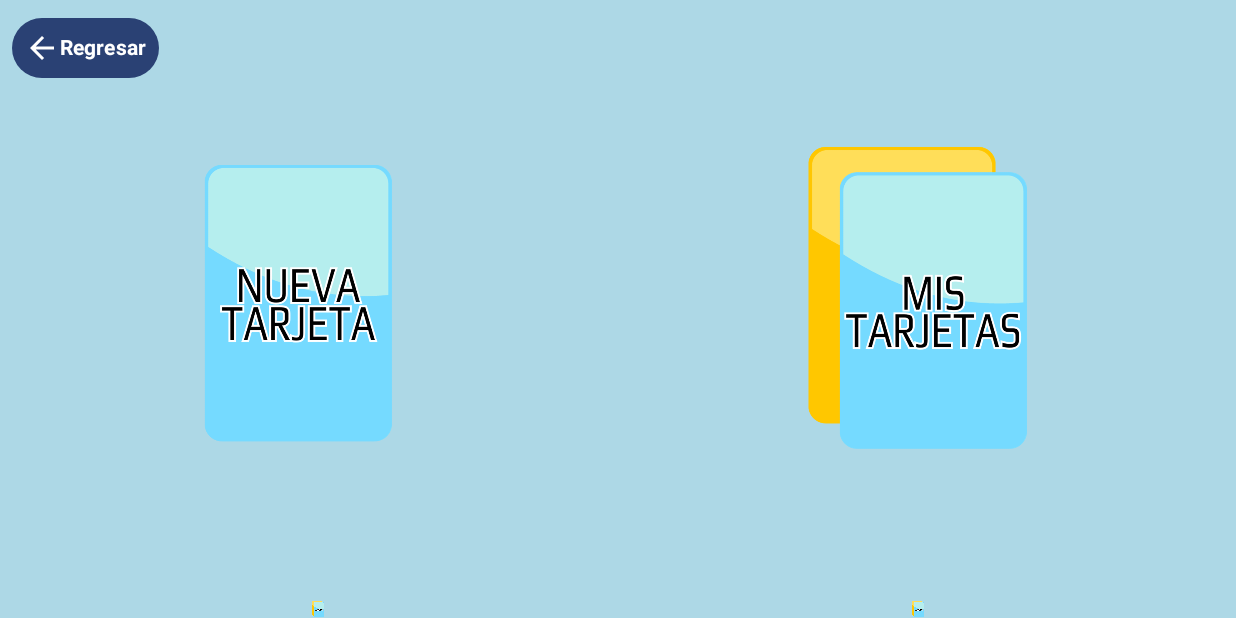
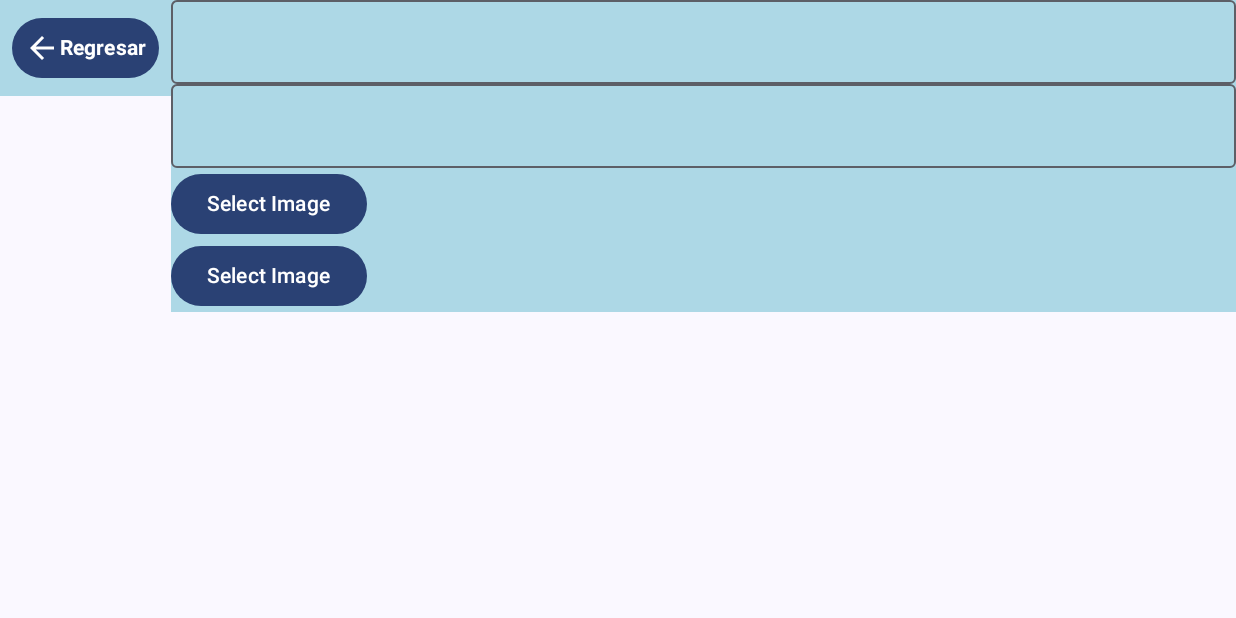
Before and after one commit to paucova/Nuevo-Amanecer-4, an Android app built with Jetpack Compose: the TarjetasScreen screen opened through its navigation route, after a tap on "Regresar", on a phone screen of 824 x 412 dp (held sideways). Run offline under Robolectric (Android 15) with nearby library versions, the phone set to English and light mode, and no system bars; our stand-ins replace Room's generated code; 1 statement that could not run was skipped.

Commit message:
Agregué la opción de subir imágenes propias

```diff
--- a/app/src/main/java/com/example/appfinal/screens/aprender/viewImages/ViewImagesScreen.kt
+++ b/app/src/main/java/com/example/appfinal/screens/aprender/viewImages/ViewImagesScreen.kt
@@ -95,7 +95,8 @@ fun ViewImagesScreen(
                             )
                         }
                         if (bitmap != null) {
-                            Box(modifier = Modifier.fillMaxSize()) {
+                            Box(modifier = Modifier.fillMaxSize()
+                                .clickable { processTTS(context, imagen.text) }) {
                                 Image(
                                     bitmap = bitmap,
                                     contentDescription = "Tarjeta"
--- a/app/src/main/java/com/example/appfinal/screens/jugar/juegos/Juego2.kt
+++ b/app/src/main/java/com/example/appfinal/screens/jugar/juegos/Juego2.kt
@@ -28,6 +28,7 @@ import androidx.compose.ui.unit.IntOffset
 import androidx.compose.ui.unit.dp
 import androidx.compose.ui.unit.sp
 import androidx.navigation.NavHostController
+import com.example.appfinal.screens.home.noRippleClickable
 import kotlin.random.Random
 
 @Composable
@@ -148,7 +149,7 @@ fun DraggableImage(image: DraggableImage, onDeleteClick: () -> Unit) {
             .size(image.radius.dp)
             .fillMaxSize()
             .background(color = image.color, shape = CircleShape)
-            .clickable {
+            .noRippleClickable {
                 image.isVisible = !image.isVisible
                 onDeleteClick()
             }
--- a/app/src/main/java/com/example/appfinal/screens/jugar/juegos/juego4/Colores.kt
+++ b/app/src/main/java/com/example/appfinal/screens/jugar/juegos/juego4/Colores.kt
@@ -24,6 +24,7 @@ import androidx.compose.ui.text.font.FontWeight
 import androidx.compose.ui.unit.IntOffset
 import androidx.compose.ui.unit.dp
 import androidx.navigation.NavHostController
+import com.example.appfinal.screens.home.noRippleClickable
 import kotlin.random.Random
 
 @Composable
@@ -163,7 +164,7 @@ fun DraggableImage2(image: DraggableImage2, colorObjetivo: Color, onDeleteClick:
             .size(image.radius.dp)
             .fillMaxSize()
             .background(color = image.color, shape = CircleShape)
-            .clickable {
+            .noRippleClickable {
                 if (image.isVisible && image.color == colorObjetivo) {
                     onDeleteClick()
                 }
--- a/app/src/main/java/com/example/appfinal/screens/navigation/NavigationScreen.kt
+++ b/app/src/main/java/com/example/appfinal/screens/navigation/NavigationScreen.kt
@@ -23,6 +23,7 @@ import com.example.appfinal.screens.jugar.juegos.juego4.Suma
 import com.example.appfinal.screens.login.AgregarUsuario
 import com.example.appfinal.screens.login.LoginScreen
 import com.example.appfinal.screens.tarjetas.TarjetasScreen
+import com.example.appfinal.screens.tarjetas.nuevaTarjeta.AgregarTarjetaScreen
 import com.example.appfinal.viewModel.TarjetasViewModel
 
 @Composable
@@ -74,6 +75,9 @@ fun NavigationScreen(tarjetasViewModel: TarjetasViewModel, context: Context){
         composable("TarjetasScreen") {
             TarjetasScreen(navController)
         }
+        composable("AgregarTarjetaScreen") {
+            AgregarTarjetaScreen(navController)
+        }
 
         // Videojuegos
         composable("Juego1") {
--- a/app/src/main/java/com/example/appfinal/screens/tarjetas/TarjetasScreen.kt
+++ b/app/src/main/java/com/example/appfinal/screens/tarjetas/TarjetasScreen.kt
@@ -77,7 +77,7 @@ fun TarjetasScreen(navController: NavHostController) {
                         modifier = Modifier
                             .size(400.dp) // Ajusta el tamaño del botón según sea necesario
                             .clickable {
-
+                                navController.navigate("AgregarTarjetaScreen")
                             }
                     ) {
                         Image(
--- /dev/null
+++ b/app/src/main/java/com/example/appfinal/screens/tarjetas/nuevaTarjeta/AgregarTarjetaScreen.kt
@@ -0,0 +1,152 @@
+package com.example.appfinal.screens.tarjetas.nuevaTarjeta
+
+import android.content.Context
+import android.net.Uri
+import androidx.activity.compose.rememberLauncherForActivityResult
+import androidx.activity.result.contract.ActivityResultContracts
+import androidx.compose.foundation.background
+import androidx.compose.foundation.layout.Box
+import androidx.compose.foundation.layout.Column
+import androidx.compose.foundation.layout.PaddingValues
+import androidx.compose.foundation.layout.Row
+import androidx.compose.foundation.layout.fillMaxSize
+import androidx.compose.foundation.layout.fillMaxWidth
+import androidx.compose.foundation.layout.padding
+import androidx.compose.foundation.text.KeyboardOptions
+import androidx.compose.material.icons.Icons
+import androidx.compose.material.icons.filled.ArrowBack
+import androidx.compose.material3.Button
+import androidx.compose.material3.Icon
+import androidx.compose.material3.OutlinedTextField
+import androidx.compose.material3.Text
+import androidx.compose.runtime.Composable
+import androidx.compose.runtime.getValue
+import androidx.compose.runtime.mutableStateOf
+import androidx.compose.runtime.remember
+import androidx.compose.runtime.setValue
+import androidx.compose.ui.Modifier
+import androidx.compose.ui.graphics.Color
+import androidx.compose.ui.platform.LocalContext
+import androidx.compose.ui.text.font.FontWeight
+import androidx.compose.ui.text.input.KeyboardType
+import androidx.compose.ui.unit.dp
+import androidx.lifecycle.viewmodel.compose.viewModel
+import androidx.navigation.NavHostController
+import com.example.appfinal.R
+import com.example.appfinal.staticElements.LoadCategories
+import com.example.appfinal.staticElements.LoadImages
+import com.example.appfinal.viewModel.TarjetasViewModel
+import java.text.SimpleDateFormat
+import java.util.Date
+import java.util.Locale
+
+@Composable
+fun AgregarTarjetaScreen(navController: NavHostController) {
+    val azulClaro = Color(173, 216, 230)
+    Column {
+        Row {
+            Box(
+                modifier = Modifier
+                    .background(color = azulClaro)
+            ) {
+                // Botón de regreso a HomeScreen
+                Button(
+                    onClick = {
+                        navController.navigate("HomeScreen") {
+                            popUpTo("HomeScreen") {
+                                inclusive = true
+                            }
+                        }
+                    },
+                    modifier = Modifier
+                        .padding(8.dp),
+                    contentPadding = PaddingValues(8.dp)
+                ) {
+                    Icon(
+                        imageVector = Icons.Default.ArrowBack,
+                        contentDescription = null,
+                        tint = Color.White
+                    )
+
+                    Text(
+                        text = "Regresar",
+                        color = Color.White,
+                        fontWeight = FontWeight.Bold
+                    )
+                }
+        }
+        Row {
+            Box(modifier = Modifier
+                .background(color = azulClaro)){
+                ImagePicker()
+            }
+        }
+
+
+        }
+    }
+
+
+
+}
+private fun generateTimestamp(): String {
+    val timestamp = SimpleDateFormat("yyyyMMdd_HHmmss", Locale.getDefault()).format(Date())
+    return timestamp
+}
+
+@Composable
+fun ImagePicker() {
+    val context = LocalContext.current
+    val imageUri = remember { mutableStateOf<Uri?>(null) }
+    val tarjetasViewModel: TarjetasViewModel = viewModel()
+    var categoryChosen by remember{ mutableStateOf("") }
+    var textChosen by remember{ mutableStateOf("") }
+    var dataSourceGiven by remember { mutableStateOf(-1) }
+    val launcher =
+        rememberLauncherForActivityResult(contract = ActivityResultContracts.GetContent()) { uri: Uri? ->
+            imageUri.value = uri
+            uri?.let {
+                val inputStream = context.contentResolver.openInputStream(it)
+                val imageName = "appImage_${generateTimestamp()}"
+                val outputStream =
+                    context.openFileOutput(imageName, Context.MODE_PRIVATE)
+
+                // Copy the selected image to internal storage
+                inputStream?.use { input ->
+                    outputStream.use { output ->
+                        input.copyTo(output)
+                        tarjetasViewModel.saveImageReference(imageName, categoryChosen, textChosen, dataSourceGiven)
+                    }
+
+                }
+            }
+        }
+
+    Column {
+        OutlinedTextField(value = categoryChosen,
+            onValueChange = {categoryChosen = it},
+            modifier = Modifier.fillMaxWidth(),
+            keyboardOptions = KeyboardOptions.Default.copy(keyboardType = KeyboardType.Text))
+
+        OutlinedTextField(value = textChosen,
+            onValueChange = {textChosen = it},
+            modifier = Modifier.fillMaxWidth(),
+            keyboardOptions = KeyboardOptions.Default.copy(keyboardType = KeyboardType.Text))
+
+
+        Button(onClick = {
+            launcher.launch("image/*")
+        }
+        ) {
+            Text("Select Image")
+        }
+
+        Button(onClick = {
+            //LoadCategories()
+            //LoadImages()
+        }
+        ) {
+            Text("Select Image")
+        }
+
+    }}
```
